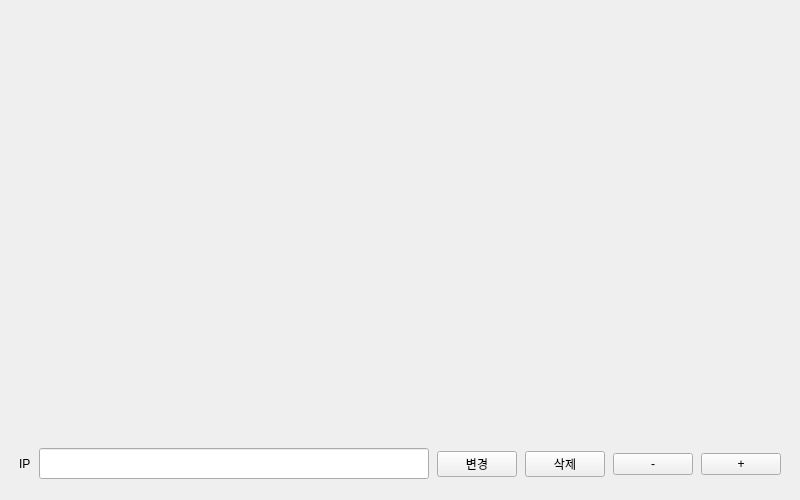
The window that ui/mainwidget.ui (Jhnn22/RPI_mini_VMS_server) describes before a commit, drawn with Qt 5.
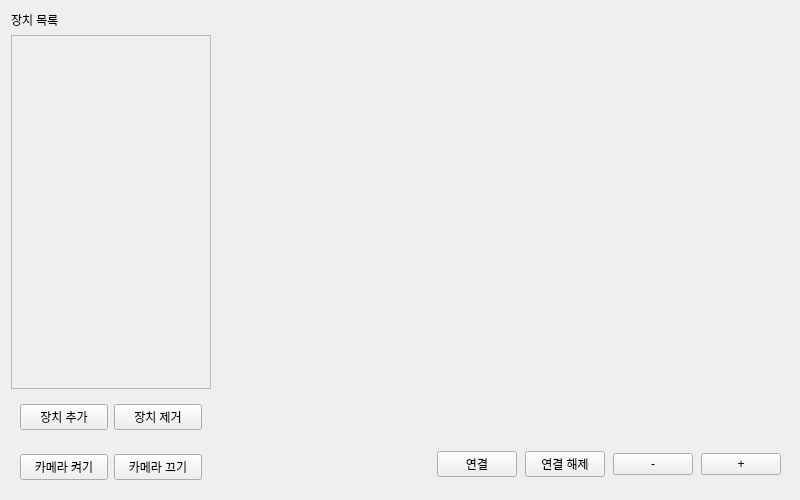
The same window after the commit.

Commit message:
feat: add device list in ui
장치 목록 조회, 추가, 삭제 ui 추가

```diff
--- a/ui/mainwidget.ui
+++ b/ui/mainwidget.ui
@@ -44,14 +44,116 @@
    <string notr="true"/>
   </property>
   <layout class="QGridLayout" name="gridLayout" rowstretch="1,0">
-   <item row="0" column="0">
-    <widget class="QStackedWidget" name="stackedWidget">
-     <property name="currentIndex">
-      <number>-1</number>
+   <item row="0" column="0" rowspan="2">
+    <widget class="QWidget" name="widget" native="true">
+     <property name="minimumSize">
+      <size>
+       <width>200</width>
+       <height>0</height>
+      </size>
      </property>
+     <layout class="QVBoxLayout" name="verticalLayout" stretch="0,1,0,0">
+      <property name="leftMargin">
+       <number>0</number>
+      </property>
+      <property name="topMargin">
+       <number>0</number>
+      </property>
+      <property name="rightMargin">
+       <number>0</number>
+      </property>
+      <property name="bottomMargin">
+       <number>0</number>
+      </property>
+      <item>
+       <widget class="QLabel" name="label">
+        <property name="text">
+         <string>장치 목록</string>
+        </property>
+       </widget>
+      </item>
+      <item>
+       <widget class="QScrollArea" name="scrollArea">
+        <property name="sizePolicy">
+         <sizepolicy hsizetype="Preferred" vsizetype="Preferred">
+          <horstretch>0</horstretch>
+          <verstretch>0</verstretch>
+         </sizepolicy>
+        </property>
+        <property name="widgetResizable">
+         <bool>true</bool>
+        </property>
+        <widget class="QWidget" name="scrollAreaWidgetContents">
+         <property name="geometry">
+          <rect>
+           <x>0</x>
+           <y>0</y>
+           <width>198</width>
+           <height>402</height>
+          </rect>
+         </property>
+         <layout class="QVBoxLayout" name="verticalLayout_2">
+          <item>
+           <spacer name="verticalSpacer">
+            <property name="orientation">
+             <enum>Qt::Orientation::Vertical</enum>
+            </property>
+            <property name="sizeHint" stdset="0">
+             <size>
+              <width>20</width>
+              <height>40</height>
+             </size>
+            </property>
+           </spacer>
+          </item>
+         </layout>
+        </widget>
+       </widget>
+      </item>
+      <item>
+       <widget class="QWidget" name="widget_3" native="true">
+        <layout class="QHBoxLayout" name="horizontalLayout_3">
+         <item>
+          <widget class="QPushButton" name="pushButton_3">
+           <property name="text">
+            <string>장치 추가</string>
+           </property>
+          </widget>
+         </item>
+         <item>
+          <widget class="QPushButton" name="pushButton_4">
+           <property name="text">
+            <string>장치 제거</string>
+           </property>
+          </widget>
+         </item>
+        </layout>
+       </widget>
+      </item>
+      <item>
+       <widget class="QWidget" name="widget_2" native="true">
+        <layout class="QHBoxLayout" name="horizontalLayout_2">
+         <item>
+          <widget class="QPushButton" name="pushButton">
+           <property name="text">
+            <string>카메라 켜기</string>
+           </property>
+          </widget>
+         </item>
+         <item>
+          <widget class="QPushButton" name="pushButton_2">
+           <property name="text">
+            <string>카메라 끄기</string>
+           </property>
+          </widget>
+         </item>
+        </layout>
+       </widget>
+      </item>
+     </layout>
     </widget>
    </item>
-   <item row="1" column="0">
+   <item row="1" column="1">
     <widget class="QWidget" name="setting_widget" native="true">
      <property name="minimumSize">
       <size>
@@ -65,7 +167,7 @@
        <height>50</height>
       </size>
      </property>
-     <layout class="QHBoxLayout" name="horizontalLayout" stretch="0,1,0,0,0,0">
+     <layout class="QHBoxLayout" name="horizontalLayout" stretch="0,0,0,0,0">
       <property name="spacing">
        <number>8</number>
       </property>
@@ -82,40 +184,29 @@
        <number>8</number>
       </property>
       <item>
-       <widget class="QLabel" name="label">
-        <property name="text">
-         <string>IP</string>
+       <spacer name="horizontalSpacer">
+        <property name="orientation">
+         <enum>Qt::Orientation::Horizontal</enum>
         </property>
-       </widget>
-      </item>
-      <item>
-       <widget class="QLineEdit" name="ip_lineEdit">
-        <property name="font">
-         <font>
-          <pointsize>12</pointsize>
-         </font>
+        <property name="sizeHint" stdset="0">
+         <size>
+          <width>40</width>
+          <height>20</height>
+         </size>
         </property>
-        <property name="styleSheet">
-         <string notr="true">QLineEdit {
-	padding: 4px 4px;
-}</string>
-        </property>
-        <property name="inputMask">
-         <string/>
-        </property>
-       </widget>
+       </spacer>
       </item>
       <item>
        <widget class="QPushButton" name="change_pushButton">
         <property name="text">
-         <string>변경</string>
+         <string>연결</string>
         </property>
        </widget>
       </item>
       <item>
        <widget class="QPushButton" name="delete_pushButton">
         <property name="text">
-         <string>삭제</string>
+         <string>연결 해제</string>
         </property>
        </widget>
       </item>
@@ -136,6 +227,13 @@
      </layout>
     </widget>
    </item>
+   <item row="0" column="1">
+    <widget class="QStackedWidget" name="stackedWidget">
+     <property name="currentIndex">
+      <number>-1</number>
+     </property>
+    </widget>
+   </item>
   </layout>
  </widget>
  <resources/>
```
The commit also changes 1 other file.
